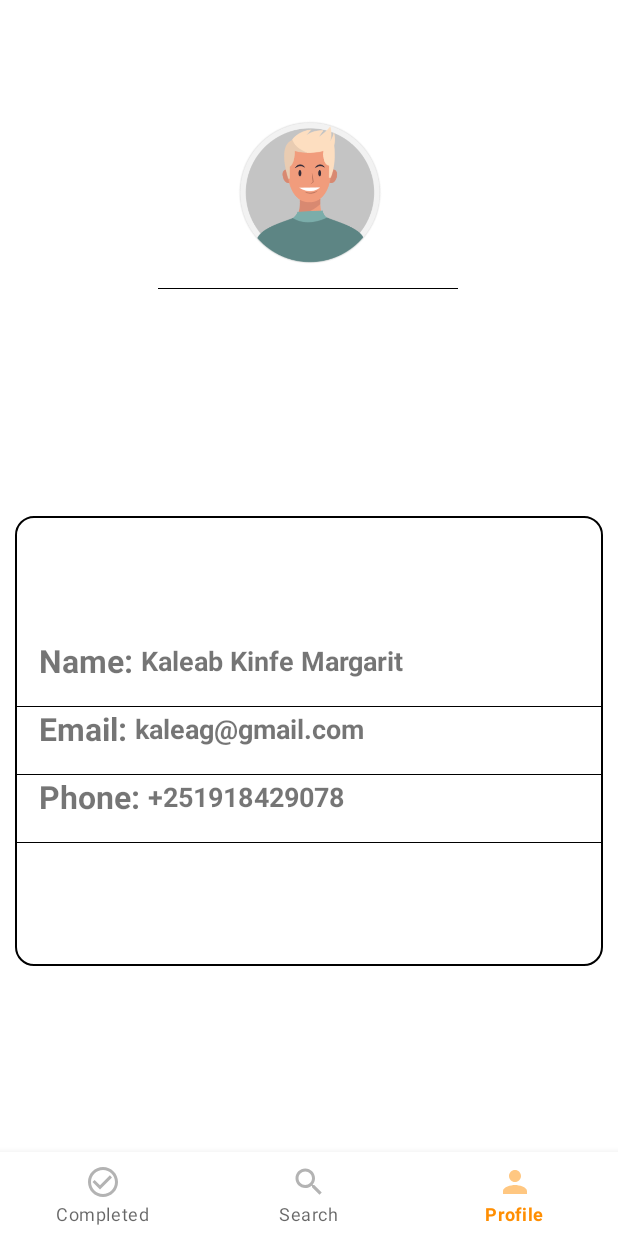
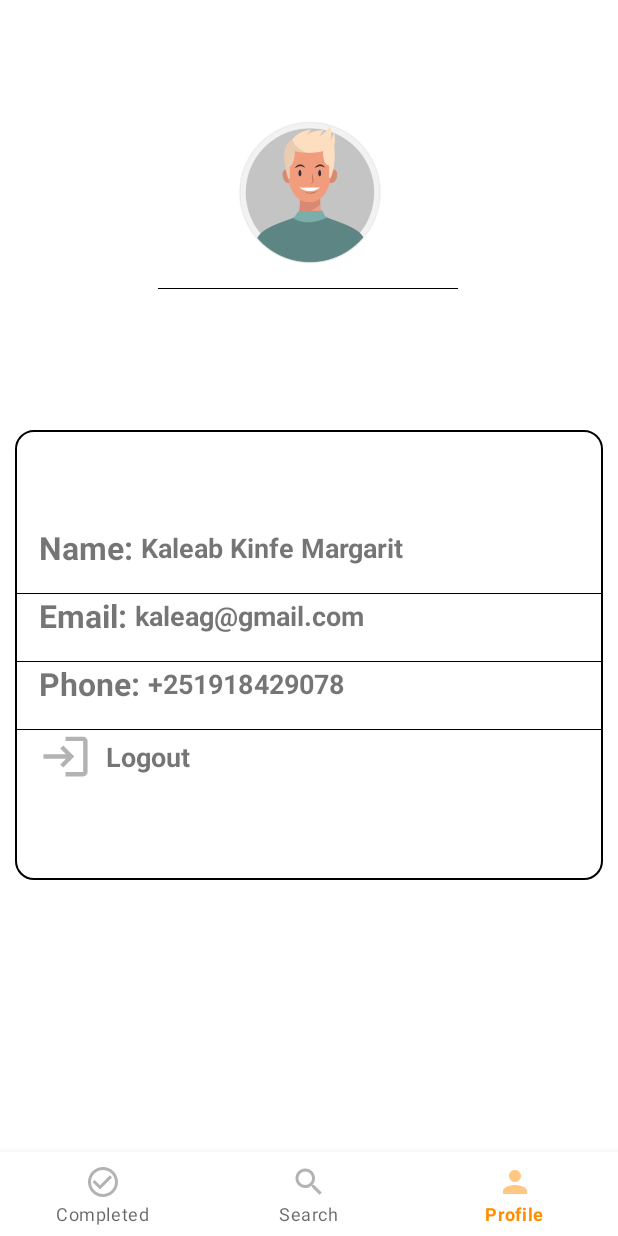
Before and after one commit to eliasayele/androidBasicsKotlin, an Android app: the profileFragment screen opened through its navigation route, on a phone screen of 412 x 824 dp. Run offline under Robolectric (Android 15) with nearby library versions, the phone set to English and light mode, and no system bars; our stand-ins replace Dagger/Hilt's generated code, navigation-ui.

```diff
--- /dev/null
+++ b/app/src/main/res/drawable/ic_logout.xml
@@ -0,0 +1,5 @@
+<vector android:alpha="0.5" android:height="24dp"
+    android:tint="?attr/colorControlNormal" android:viewportHeight="24"
+    android:viewportWidth="24" android:width="24dp" xmlns:android="http://schemas.android.com/apk/res/android">
+    <path android:fillColor="@android:color/white" android:pathData="M11,7L9.6,8.4l2.6,2.6H2v2h10.2l-2.6,2.6L11,17l5,-5L11,7zM20,19h-8v2h8c1.1,0 2,-0.9 2,-2V5c0,-1.1 -0.9,-2 -2,-2h-8v2h8V19z"/>
+</vector>
--- a/app/src/main/res/layout/completed_list_item.xml
+++ b/app/src/main/res/layout/completed_list_item.xml
@@ -17,7 +17,7 @@
     app:layout_constraintStart_toEndOf="@id/bookCardView"
     app:layout_constraintTop_toTopOf="@id/bookCardView"
     app:layout_constraintVertical_chainStyle="packed"
-    tools:text="Title" />
+    tools:text="Kaleab Kinfe" />
 
   <TextView
     android:id="@+id/tvPaased"
@@ -29,7 +29,7 @@
     app:layout_constraintEnd_toEndOf="parent"
     app:layout_constraintStart_toStartOf="@id/tvName"
     app:layout_constraintTop_toBottomOf="@id/tvName"
-    tools:text="Overview" />
+    tools:text="Hello this might get the" />
 
   <androidx.cardview.widget.CardView
     android:id="@+id/bookCardView"
@@ -49,6 +49,7 @@
       android:id="@+id/ivCarImage"
       android:layout_width="match_parent"
       android:layout_height="match_parent"
+      android:src="@drawable/appicon"
       android:contentDescription="@string/app_name"
       android:scaleType="center" />
 
--- a/app/src/main/res/layout/fragment_completed.xml
+++ b/app/src/main/res/layout/fragment_completed.xml
@@ -13,7 +13,7 @@
         android:layout_height="wrap_content"
         android:layout_margin="@dimen/dimen_8dp"
         android:autofillHints="false"
-        android:hint="search car"
+        android:hint="@string/search_car"
         android:inputType="text"
         android:visibility="visible"
         app:endIconMode="clear_text"
@@ -39,7 +39,7 @@
         android:layout_width="@dimen/dimen_0dp"
         android:layout_height="wrap_content"
         android:drawableTop="@drawable/no_internet"
-        android:text="No Internet"
+        android:text="@string/no_internet"
         android:textColor="@color/noInternetButtonTextColor"
         android:visibility="gone"
         app:layout_constraintBottom_toBottomOf="parent"
@@ -70,5 +70,4 @@
         tools:itemCount="10"
         tools:listitem="@layout/completed_list_item" />
 
-
 </androidx.constraintlayout.widget.ConstraintLayout>
--- a/app/src/main/res/layout/fragment_profile.xml
+++ b/app/src/main/res/layout/fragment_profile.xml
@@ -20,6 +20,7 @@
 
     <View
         style="@style/Divider"
+        android:id="@+id/dimage"
         android:layout_width="200dp"
         android:layout_marginTop="16dp"
         app:layout_constraintEnd_toEndOf="parent"
@@ -31,17 +32,17 @@
         android:layout_width="match_parent"
         android:layout_height="300dp"
         android:layout_margin="10dp"
-        android:layout_marginStart="16dp"
+        android:layout_marginStart="8dp"
         android:background="@drawable/my_border"
         android:gravity="center_vertical"
-
         android:orientation="vertical"
         app:layout_constraintBottom_toBottomOf="parent"
         app:layout_constraintStart_toStartOf="parent"
-        app:layout_constraintTop_toBottomOf="@+id/ivProfileImage"
-        app:layout_constraintVertical_bias="0.482">
+        app:layout_constraintTop_toBottomOf="@+id/dimage"
+        app:layout_constraintVertical_bias="0.27">
 
         <LinearLayout
+            android:id="@+id/lName"
             android:layout_width="wrap_content"
             android:layout_height="wrap_content"
             android:gravity="center"
@@ -68,15 +69,18 @@
         <View
             style="@style/Divider"
             android:layout_width="match_parent"
-            android:layout_height="0.5dp"
-            android:layout_marginTop="16dp" />
+            android:layout_marginTop="16dp"
+            app:layout_constraintEnd_toEndOf="parent"
+            app:layout_constraintHorizontal_bias="0.497"
+            app:layout_constraintStart_toStartOf="parent"
+            app:layout_constraintTop_toBottomOf="@+id/lName" />
 
         <LinearLayout
+            android:id="@+id/lEmail"
             android:layout_width="wrap_content"
             android:layout_height="wrap_content"
             android:gravity="center"
             android:orientation="horizontal"
-
             android:paddingLeft="@dimen/dimen_16sp">
 
             <TextView
@@ -96,6 +100,7 @@
 
         </LinearLayout>
 
+
         <View
             style="@style/Divider"
             android:layout_width="match_parent"
@@ -103,14 +108,15 @@
             app:layout_constraintEnd_toEndOf="parent"
             app:layout_constraintHorizontal_bias="0.497"
             app:layout_constraintStart_toStartOf="parent"
-            app:layout_constraintTop_toBottomOf="@+id/ivProfileImage" />
+            app:layout_constraintTop_toBottomOf="@+id/lEmail"
+            />
 
         <LinearLayout
+            android:id="@+id/lPhone"
             android:layout_width="wrap_content"
             android:layout_height="wrap_content"
             android:gravity="center"
             android:orientation="horizontal"
-
             android:paddingLeft="@dimen/dimen_16sp">
 
             <TextView
@@ -137,7 +143,35 @@
             app:layout_constraintEnd_toEndOf="parent"
             app:layout_constraintHorizontal_bias="0.497"
             app:layout_constraintStart_toStartOf="parent"
-            app:layout_constraintTop_toBottomOf="@+id/ivProfileImage" />
+            app:layout_constraintTop_toBottomOf="@+id/lPhone" />
+
+        <LinearLayout
+            android:layout_width="wrap_content"
+            android:layout_height="wrap_content"
+            android:gravity="center"
+            android:orientation="horizontal"
+
+            android:paddingLeft="@dimen/dimen_16sp">
+
+            <ImageView
+                android:id="@+id/ivLogout"
+                android:layout_width="35dp"
+                android:layout_height="35dp"
+                android:src="@drawable/ic_logout"
+                app:layout_constraintEnd_toEndOf="parent"
+                app:layout_constraintStart_toStartOf="parent"
+                app:layout_constraintTop_toTopOf="parent" />
+
+            <TextView
+                android:id="@+id/tvLogout"
+                android:layout_width="wrap_content"
+                android:layout_height="wrap_content"
+                android:text="  Logout"
+                android:textSize="18sp"
+                android:textStyle="bold" />
+
+        </LinearLayout>
+
 
 
     </LinearLayout>
--- a/app/src/main/res/values/strings.xml
+++ b/app/src/main/res/values/strings.xml
@@ -2,6 +2,8 @@
     <string name="app_name">kotlineTut</string>
     <!-- TODO: Remove or change this placeholder text -->
     <string name="hello_blank_fragment">Hello blank fragment</string>
+    <string name="search_car">search car</string>
+    <string name="no_internet">No Internet</string>
 
     <string-array name="code">
         <item>Code 1</item>
```
